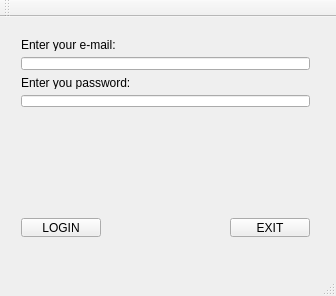
The window that mainwindow.ui (mladja777/mrkrmqtemailsystem) describes before a commit, drawn with Qt 5.
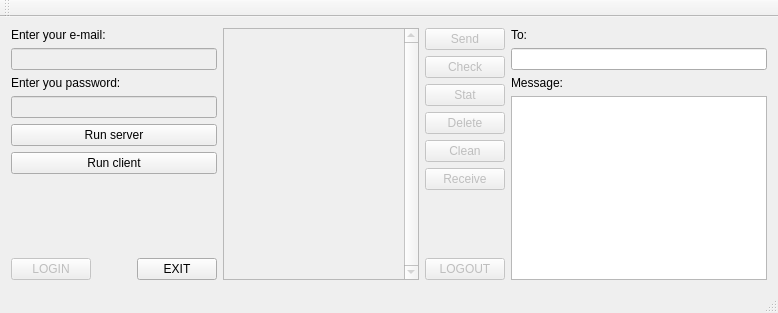
The same window after the commit.

```diff
--- a/mainwindow.ui
+++ b/mainwindow.ui
@@ -6,8 +6,8 @@
    <rect>
     <x>0</x>
     <y>0</y>
-    <width>336</width>
-    <height>296</height>
+    <width>778</width>
+    <height>313</height>
    </rect>
   </property>
   <property name="sizePolicy">
@@ -20,15 +20,10 @@
    <string>MainWindow</string>
   </property>
   <widget class="QWidget" name="centralWidget">
-   <widget class="QWidget" name="verticalLayoutWidget">
-    <property name="geometry">
-     <rect>
-      <x>10</x>
-      <y>10</y>
-      <width>311</width>
-      <height>91</height>
-     </rect>
-    </property>
+   <layout class="QHBoxLayout" name="horizontalLayout_2">
+    <item>
+     <layout class="QVBoxLayout" name="verticalLayout_3">
+      <item>
     <layout class="QVBoxLayout" name="verticalLayout">
      <item>
       <widget class="QLabel" name="mailLabel">
@@ -38,7 +33,11 @@
       </widget>
      </item>
      <item>
-      <widget class="QLineEdit" name="emailEntry"/>
+         <widget class="QLineEdit" name="emailEntry">
+          <property name="enabled">
+           <bool>false</bool>
+          </property>
+         </widget>
      </item>
      <item>
       <widget class="QLabel" name="passwordLabel">
@@ -48,22 +47,45 @@
       </widget>
      </item>
      <item>
-      <widget class="QLineEdit" name="passwordEntry"/>
-     </item>
-    </layout>
-   </widget>
-   <widget class="QWidget" name="horizontalLayoutWidget">
-    <property name="geometry">
-     <rect>
-      <x>10</x>
-      <y>190</y>
-      <width>311</width>
-      <height>41</height>
-     </rect>
-    </property>
+         <widget class="QLineEdit" name="passwordEntry">
+          <property name="enabled">
+           <bool>false</bool>
+          </property>
+         </widget>
+        </item>
+       </layout>
+      </item>
+      <item>
+       <widget class="QPushButton" name="runServerButton">
+        <property name="text">
+         <string>Run server</string>
+        </property>
+       </widget>
+      </item>
+      <item>
+       <widget class="QPushButton" name="runClientButton">
+        <property name="text">
+         <string>Run client</string>
+        </property>
+       </widget>
+      </item>
+      <item>
+       <widget class="QLabel" name="serverLabel">
+        <property name="enabled">
+         <bool>true</bool>
+        </property>
+        <property name="text">
+         <string/>
+        </property>
+       </widget>
+      </item>
+      <item>
     <layout class="QHBoxLayout" name="horizontalLayout">
      <item>
       <widget class="QPushButton" name="loginButton">
+          <property name="enabled">
+           <bool>false</bool>
+          </property>
        <property name="text">
         <string>LOGIN</string>
        </property>
@@ -84,13 +106,158 @@
      </item>
      <item>
       <widget class="QPushButton" name="exitButton">
+          <property name="enabled">
+           <bool>true</bool>
+          </property>
        <property name="text">
         <string>EXIT</string>
        </property>
       </widget>
      </item>
     </layout>
-   </widget>
+      </item>
+     </layout>
+    </item>
+    <item>
+     <widget class="QTextBrowser" name="textBrowser">
+      <property name="enabled">
+       <bool>false</bool>
+      </property>
+      <property name="frameShape">
+       <enum>QFrame::StyledPanel</enum>
+      </property>
+      <property name="frameShadow">
+       <enum>QFrame::Sunken</enum>
+      </property>
+      <property name="verticalScrollBarPolicy">
+       <enum>Qt::ScrollBarAlwaysOn</enum>
+      </property>
+      <property name="sizeAdjustPolicy">
+       <enum>QAbstractScrollArea::AdjustToContents</enum>
+      </property>
+      <property name="readOnly">
+       <bool>true</bool>
+      </property>
+      <property name="textInteractionFlags">
+       <set>Qt::TextSelectableByKeyboard|Qt::TextSelectableByMouse</set>
+      </property>
+     </widget>
+    </item>
+    <item>
+     <layout class="QVBoxLayout" name="verticalLayout_4">
+      <property name="sizeConstraint">
+       <enum>QLayout::SetDefaultConstraint</enum>
+      </property>
+      <item>
+       <widget class="QPushButton" name="sendButton">
+        <property name="enabled">
+         <bool>false</bool>
+        </property>
+        <property name="text">
+         <string>Send</string>
+        </property>
+       </widget>
+      </item>
+      <item>
+       <widget class="QPushButton" name="checkButton">
+        <property name="enabled">
+         <bool>false</bool>
+        </property>
+        <property name="text">
+         <string>Check</string>
+        </property>
+       </widget>
+      </item>
+      <item>
+       <widget class="QPushButton" name="statButton">
+        <property name="enabled">
+         <bool>false</bool>
+        </property>
+        <property name="text">
+         <string>Stat</string>
+        </property>
+       </widget>
+      </item>
+      <item>
+       <widget class="QPushButton" name="deleteButton">
+        <property name="enabled">
+         <bool>false</bool>
+        </property>
+        <property name="text">
+         <string>Delete</string>
+        </property>
+       </widget>
+      </item>
+      <item>
+       <widget class="QPushButton" name="cleanButton">
+        <property name="enabled">
+         <bool>false</bool>
+        </property>
+        <property name="text">
+         <string>Clean</string>
+        </property>
+       </widget>
+      </item>
+      <item>
+       <widget class="QPushButton" name="receiveButton">
+        <property name="enabled">
+         <bool>false</bool>
+        </property>
+        <property name="text">
+         <string>Receive</string>
+        </property>
+       </widget>
+      </item>
+      <item>
+       <spacer name="verticalSpacer">
+        <property name="orientation">
+         <enum>Qt::Vertical</enum>
+        </property>
+        <property name="sizeHint" stdset="0">
+         <size>
+          <width>20</width>
+          <height>40</height>
+         </size>
+        </property>
+       </spacer>
+      </item>
+      <item>
+       <widget class="QPushButton" name="logoutButton">
+        <property name="enabled">
+         <bool>false</bool>
+        </property>
+        <property name="text">
+         <string>LOGOUT</string>
+        </property>
+       </widget>
+      </item>
+     </layout>
+    </item>
+    <item>
+     <layout class="QVBoxLayout" name="verticalLayout_2">
+      <item>
+       <widget class="QLabel" name="label">
+        <property name="text">
+         <string>To:</string>
+        </property>
+       </widget>
+      </item>
+      <item>
+       <widget class="QLineEdit" name="dstMailEntry"/>
+      </item>
+      <item>
+       <widget class="QLabel" name="label_2">
+        <property name="text">
+         <string>Message:</string>
+        </property>
+       </widget>
+      </item>
+      <item>
+       <widget class="QTextEdit" name="messageEntry"/>
+      </item>
+     </layout>
+    </item>
+   </layout>
   </widget>
   <widget class="QMenuBar" name="menuBar">
    <property name="geometry">
```
Left out of the diff: 2 changed lines with no effect on the pictures. Lines whose indentation alone changed are shown as unchanged.
